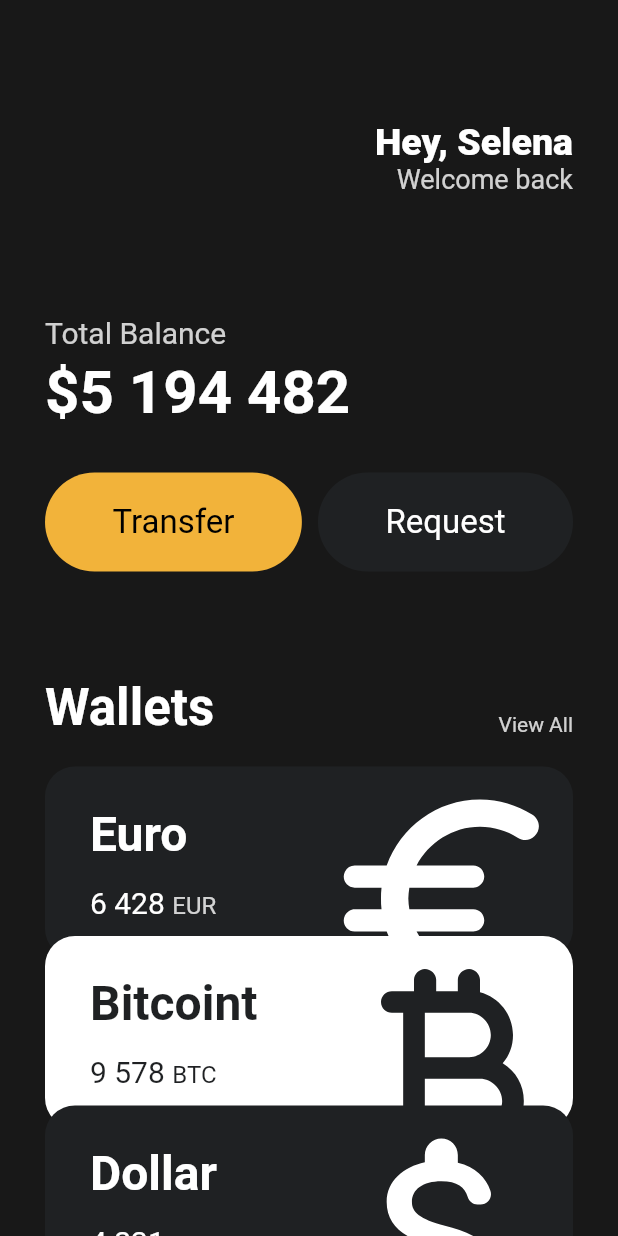
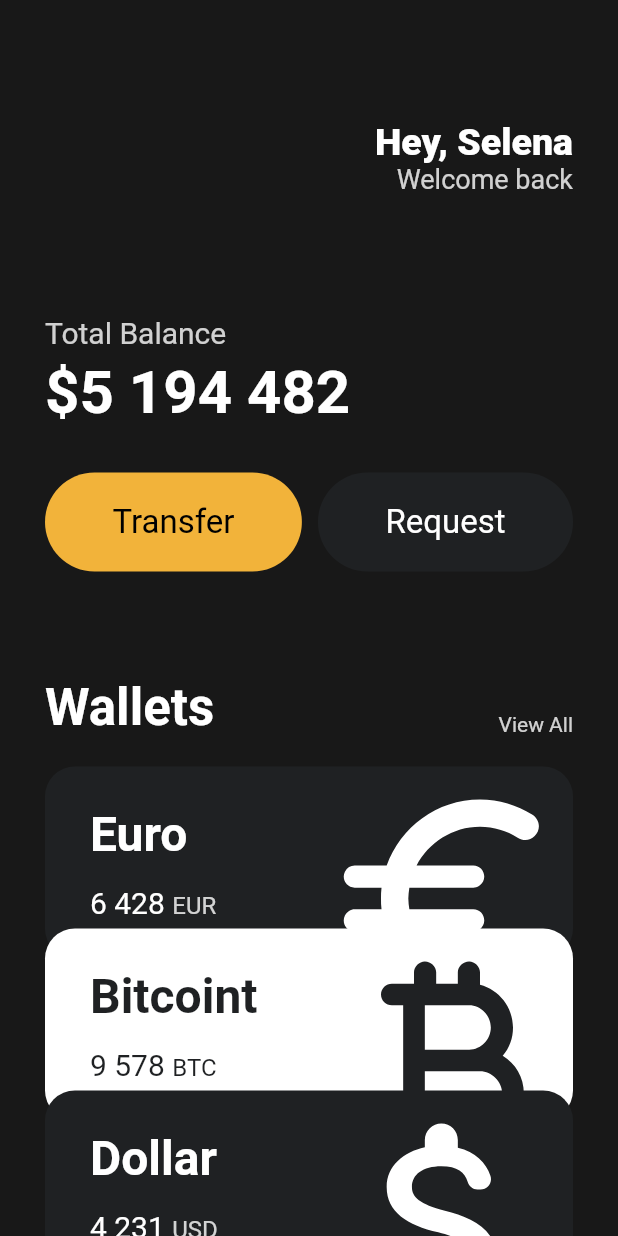
Before and after one commit to baekjungkim/wallets, a Flutter app: the screen it shows after launch, on a phone screen of 412 x 824 dp. Run offline on Flutter 3.47's test engine with Material 2 defaults, Android fonts, the phone set to English and light mode, and no system bars.

Commit message:
#3.9 Code Challenge

```diff
--- a/lib/main.dart
+++ b/lib/main.dart
@@ -125,7 +125,6 @@ class App extends StatelessWidget {
                   currencyCode: 'BTC',
                   amount: '9 578',
                   icon: Icons.currency_bitcoin_rounded,
-                  isInverted: true,
                   order: 1,
                 ),
                 const WalletCard(
--- a/lib/widgets/wallet_card.dart
+++ b/lib/widgets/wallet_card.dart
@@ -3,7 +3,6 @@ import 'package:flutter/material.dart';
 class WalletCard extends StatelessWidget {
   final String currencyName, currencyCode, amount;
   final IconData icon;
-  final bool isInverted;
   final int order;
 
   final _blackColor = const Color(0xff1f2123);
@@ -15,20 +14,22 @@ class WalletCard extends StatelessWidget {
     required this.amount,
     required this.icon,
     this.order = 0,
-    this.isInverted = false,
   });
 
   @override
   Widget build(BuildContext context) {
+    bool isOdd = order.isOdd;
+    double offsetY = order * -20;
+
     return Transform.translate(
       offset: Offset(
         0,
-        order * -15,
+        offsetY,
       ),
       child: Container(
         clipBehavior: Clip.hardEdge,
         decoration: BoxDecoration(
-            color: isInverted ? Colors.white : _blackColor,
+            color: isOdd ? Colors.white : _blackColor,
             borderRadius: BorderRadius.circular(20)),
         child: Padding(
           padding: const EdgeInsets.symmetric(
@@ -44,7 +45,7 @@ class WalletCard extends StatelessWidget {
                   Text(
                     currencyName,
                     style: TextStyle(
-                      color: isInverted ? _blackColor : Colors.white,
+                      color: isOdd ? _blackColor : Colors.white,
                       fontSize: 32,
                       fontWeight: FontWeight.w600,
                     ),
@@ -58,7 +59,7 @@ class WalletCard extends StatelessWidget {
                       Text(
                         amount,
                         style: TextStyle(
-                          color: isInverted ? _blackColor : Colors.white,
+                          color: isOdd ? _blackColor : Colors.white,
                           fontSize: 20,
                         ),
                       ),
@@ -68,7 +69,7 @@ class WalletCard extends StatelessWidget {
                       Text(
                         currencyCode,
                         style: TextStyle(
-                          color: isInverted
+                          color: isOdd
                               ? _blackColor
                               : Colors.white.withOpacity(0.8),
                           fontSize: 16,
@@ -87,7 +88,7 @@ class WalletCard extends StatelessWidget {
                   ),
                   child: Icon(
                     icon,
-                    color: isInverted ? _blackColor : Colors.white,
+                    color: isOdd ? _blackColor : Colors.white,
                     size: 88,
                   ),
                 ),
```
